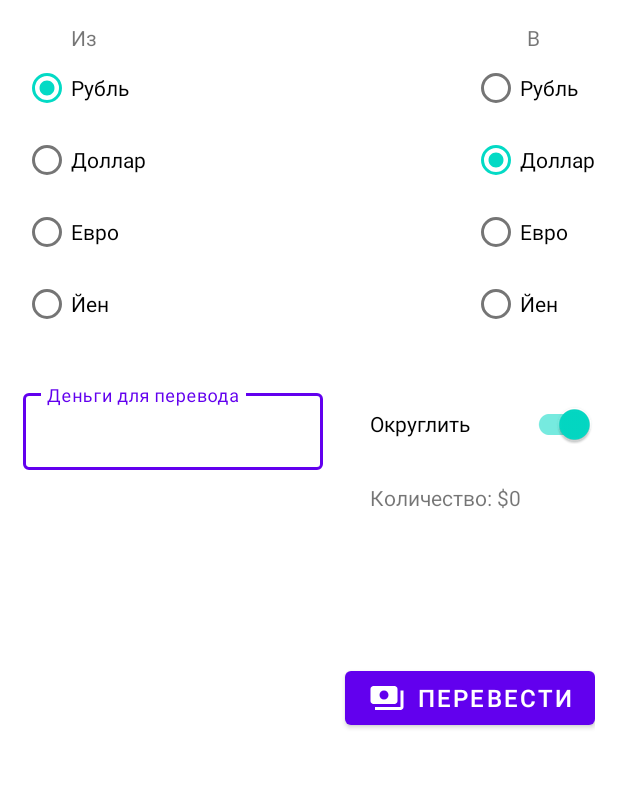
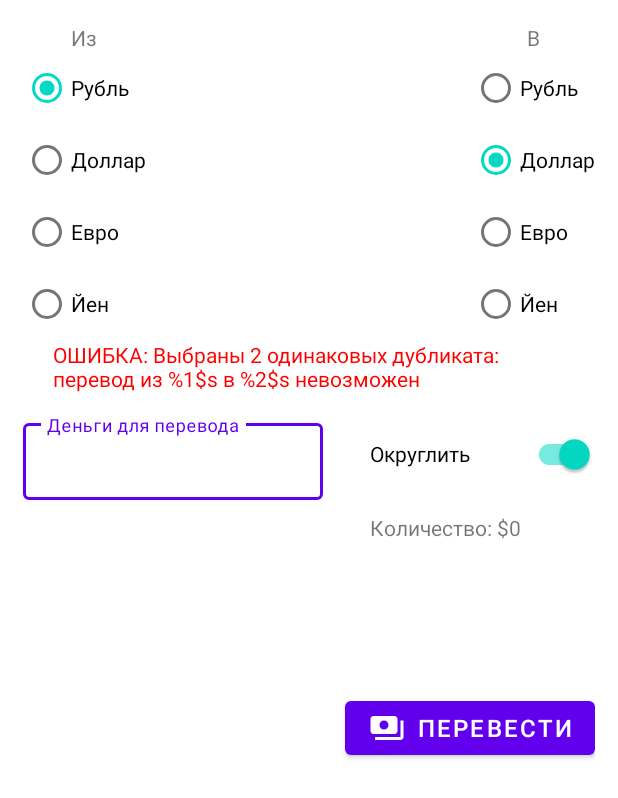
Before and after one commit to Proger0014/currency-converter, an Android app: the layout activity_main.xml on its own in the app's theme, with its tools: preview values and no code run, on a phone screen of 412 x 824 dp. Shown: the top 798 px of the screen. Run offline under Robolectric (Android 15) with nearby library versions, the phone set to English and light mode, and no system bars.

Commit message:
добавил появление текста об ошибке, если выбраны дубликаты и его исчезнование при нажатии перевести

```diff
--- a/app/src/main/res/layout/activity_main.xml
+++ b/app/src/main/res/layout/activity_main.xml
@@ -54,13 +54,23 @@
                 android:text="@string/currency_option_yen_text" />
         </RadioGroup>
 
-        <!-- TODO: здесь добавить textView -->
+        <TextView
+            android:id="@+id/error_message"
+            android:layout_width="wrap_content"
+            android:layout_height="wrap_content"
+            tools:text="@string/error_message_text"
+            android:textColor="@color/red"
+            android:paddingStart="20dp"
+            android:paddingEnd="20dp"
+            app:layout_constraintTop_toBottomOf="@id/currency_from_options"
+            app:layout_constraintStart_toStartOf="@id/currency_from_options"
+            app:layout_constraintEnd_toEndOf="@id/currency_to_options"/>
 
         <com.google.android.material.textfield.TextInputLayout
             android:id="@+id/currency_to_convert"
             android:layout_width="200dp"
             android:layout_height="wrap_content"
-            android:layout_marginTop="30dp"
+            android:layout_marginTop="50dp"
             app:layout_constraintStart_toStartOf="parent"
             app:layout_constraintTop_toBottomOf="@id/currency_from_options">
 
@@ -132,7 +142,7 @@
             android:id="@+id/currency_round_up"
             android:layout_width="150dp"
             android:layout_height="wrap_content"
-            android:layout_marginTop="32dp"
+            android:layout_marginTop="52dp"
             android:checked="true"
             android:text="@string/currency_round_up_text"
             app:layout_constraintEnd_toEndOf="parent"
--- a/app/src/main/res/values/strings.xml
+++ b/app/src/main/res/values/strings.xml
@@ -14,4 +14,6 @@
 
     <string name="currency_result_text">Количество: %s</string>
     <string name="currency_round_up_text">Округлить</string>
+
+    <string name="error_message_text">ОШИБКА: Выбраны 2 одинаковых дубликата: перевод из %1$s в %2$s невозможен</string>
 </resources>
```
Also changed, not shown: app/src/main/java/com/example/currencyconverter/DublicateOption.kt (added, +35 -0 lines), app/src/main/java/com/example/currencyconverter/MainActivity.kt (+76 -2 lines).
